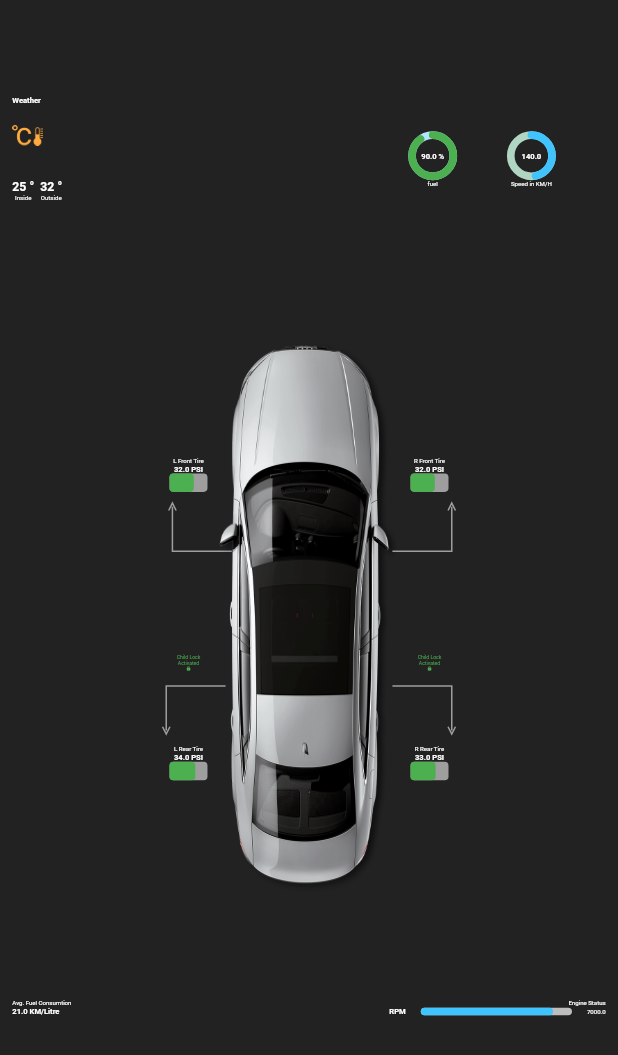
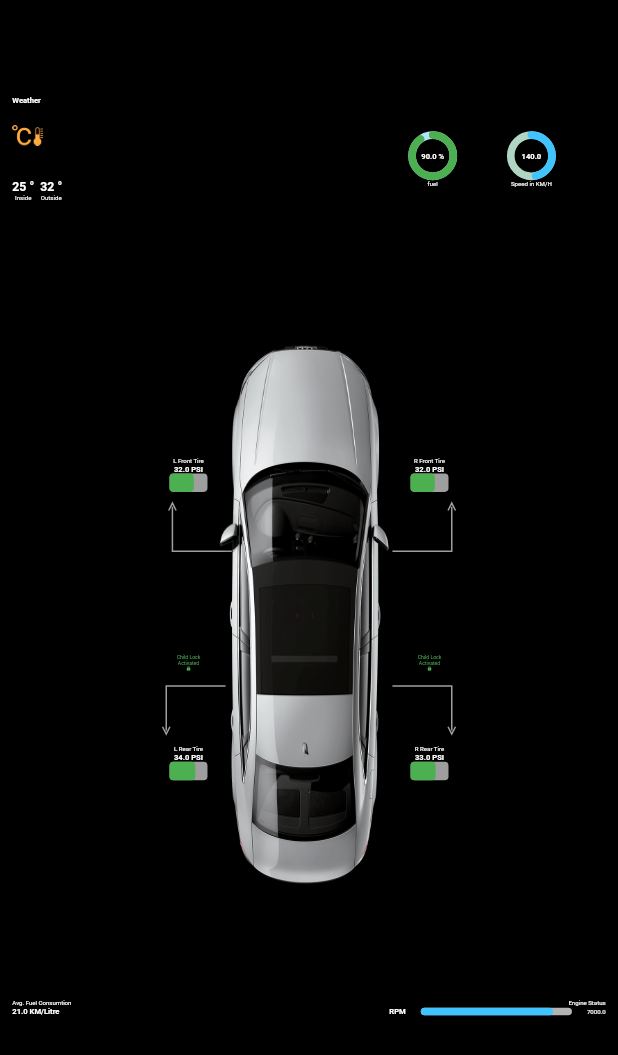
Before and after one commit to praveen-sonare/flutter-dashboard, a Flutter app: the HomePage screen opened directly, on a phone screen of 412 x 824 dp. Shown: the top 1055 px of the screen. Run offline on Flutter 3.47's test engine with Material 2 defaults, Android fonts, the phone set to English and light mode, and no system bars; drawn by our look-alikes of percent_indicator; our stand-ins replace flutter_riverpod, yaml; missing offline and left inert: latlng.

Commit message:
Make background opaque
To work properly with the Flutter demo homescreen, which does not
provide a separate black background surface behind applications like
the Qt demo one does, ensure the top-level widgets have opaque
backgrounds to prevent the homescreen from showing underneath.

Bug-AGL: SPEC-4614

Signed-off-by: Scott Murray <scott.murray@konsulko.com>
Change-Id: Ib20126720c75b9d958988725de76a9a5244bd4e6

```diff
--- a/lib/HomePage.dart
+++ b/lib/HomePage.dart
@@ -35,7 +35,7 @@ class _HomePageState extends ConsumerState<HomePage> {
 
 
     return Scaffold(
-        backgroundColor: Colors.black87,
+        backgroundColor: Colors.black,
         body: OrientationBuilder(
           builder: (context, orientation) {
             if (orientation == Orientation.landscape) {
@@ -45,7 +45,7 @@ class _HomePageState extends ConsumerState<HomePage> {
                     width: MediaQuery.of(context).size.width,
                     height: MediaQuery.of(context).size.height,
                     child: Container(
-                      color: Colors.black87,
+                      color: Colors.black,
                     ),
                   ),
 
```
